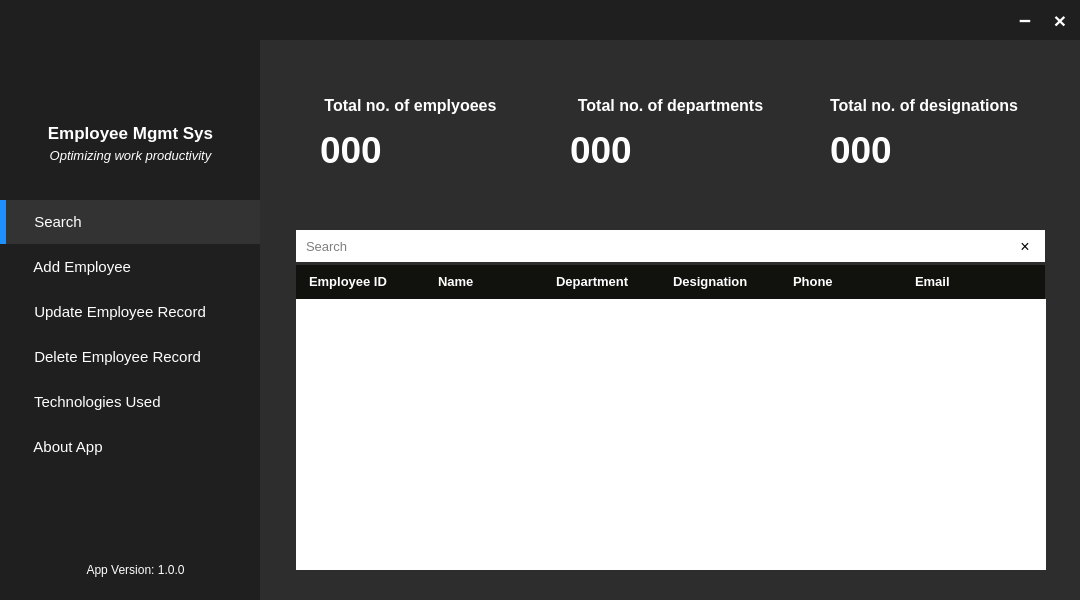
Above: Develop/qt-employee-mgmt-sys-main/mainwindow.ui from kzlk/PayrollEmployeeSystem before the change. Below: the same form after it.
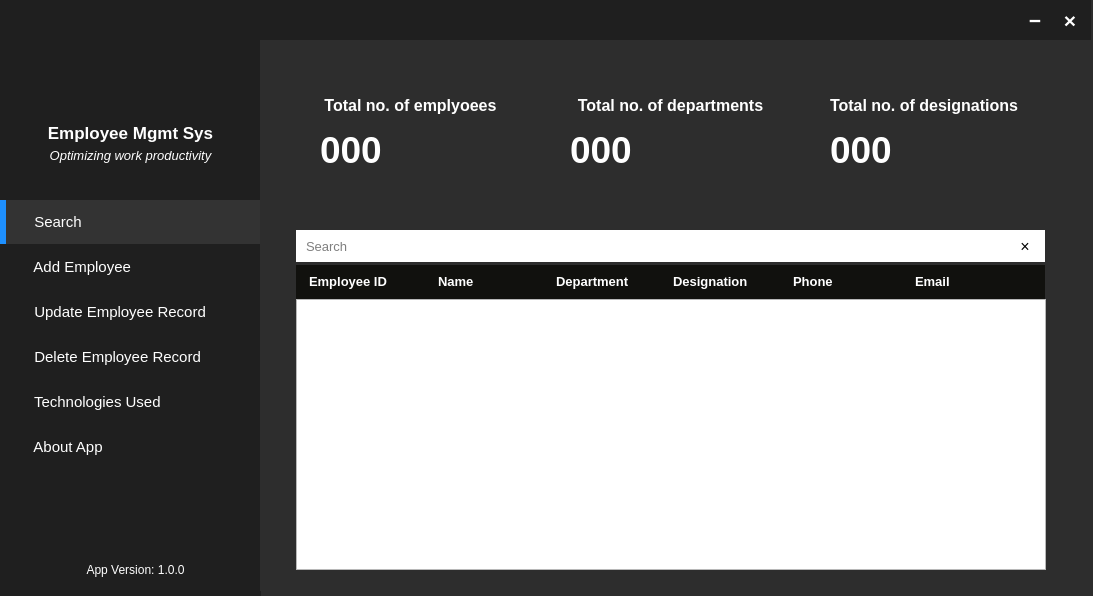
That is the form after the change. Icons and pictures are not drawn.

What changed in the file:
```diff
--- a/Develop/qt-employee-mgmt-sys-main/mainwindow.ui
+++ b/Develop/qt-employee-mgmt-sys-main/mainwindow.ui
@@ -6,8 +6,8 @@
    <rect>
     <x>0</x>
     <y>0</y>
-    <width>1080</width>
-    <height>600</height>
+    <width>1093</width>
+    <height>596</height>
    </rect>
   </property>
   <property name="windowTitle">
@@ -79,7 +79,7 @@
      <rect>
       <x>0</x>
       <y>0</y>
-      <width>260</width>
+      <width>261</width>
       <height>600</height>
      </rect>
     </property>
@@ -435,7 +435,7 @@
      <rect>
       <x>260</x>
       <y>0</y>
-      <width>821</width>
+      <width>831</width>
       <height>40</height>
      </rect>
     </property>
@@ -448,7 +448,7 @@
     <widget class="QPushButton" name="closeButton">
      <property name="geometry">
       <rect>
-       <x>780</x>
+       <x>790</x>
        <y>0</y>
        <width>40</width>
        <height>40</height>
@@ -483,7 +483,7 @@
     <widget class="QPushButton" name="minimizeButton">
      <property name="geometry">
       <rect>
-       <x>750</x>
+       <x>760</x>
        <y>0</y>
        <width>30</width>
        <height>40</height>
@@ -515,8 +515,8 @@
      <rect>
       <x>260</x>
       <y>40</y>
-      <width>820</width>
-      <height>561</height>
+      <width>831</width>
+      <height>551</height>
      </rect>
     </property>
     <property name="styleSheet">
@@ -778,79 +778,6 @@
        <string>×</string>
       </property>
      </widget>
-     <widget class="QTableView" name="tableView">
-      <property name="geometry">
-       <rect>
-        <x>36</x>
-        <y>259</y>
-        <width>750</width>
-        <height>271</height>
-       </rect>
-      </property>
-      <property name="sizePolicy">
-       <sizepolicy hsizetype="Fixed" vsizetype="Fixed">
-        <horstretch>0</horstretch>
-        <verstretch>0</verstretch>
-       </sizepolicy>
-      </property>
-      <property name="focusPolicy">
-       <enum>Qt::NoFocus</enum>
-      </property>
-      <property name="autoFillBackground">
-       <bool>false</bool>
-      </property>
-      <property name="frameShape">
-       <enum>QFrame::NoFrame</enum>
-      </property>
-      <property name="horizontalScrollBarPolicy">
-       <enum>Qt::ScrollBarAlwaysOff</enum>
-      </property>
-      <property name="sizeAdjustPolicy">
-       <enum>QAbstractScrollArea::AdjustIgnored</enum>
-      </property>
-      <property name="editTriggers">
-       <set>QAbstractItemView::NoEditTriggers</set>
-      </property>
-      <property name="tabKeyNavigation">
-       <bool>false</bool>
-      </property>
-      <property name="showDropIndicator" stdset="0">
-       <bool>false</bool>
-      </property>
-      <property name="dragDropOverwriteMode">
-       <bool>false</bool>
-      </property>
-      <property name="alternatingRowColors">
-       <bool>true</bool>
-      </property>
-      <property name="selectionMode">
-       <enum>QAbstractItemView::SingleSelection</enum>
-      </property>
-      <property name="selectionBehavior">
-       <enum>QAbstractItemView::SelectRows</enum>
-      </property>
-      <property name="textElideMode">
-       <enum>Qt::ElideNone</enum>
-      </property>
-      <property name="showGrid">
-       <bool>false</bool>
-      </property>
-      <property name="gridStyle">
-       <enum>Qt::NoPen</enum>
-      </property>
-      <property name="cornerButtonEnabled">
-       <bool>false</bool>
-      </property>
-      <attribute name="horizontalHeaderVisible">
-       <bool>false</bool>
-      </attribute>
-      <attribute name="horizontalHeaderMinimumSectionSize">
-       <number>30</number>
-      </attribute>
-      <attribute name="horizontalHeaderDefaultSectionSize">
-       <number>120</number>
-      </attribute>
-     </widget>
      <widget class="QLabel" name="label_8">
       <property name="geometry">
        <rect>
@@ -1010,6 +937,53 @@
        <string>&lt;html&gt;&lt;head/&gt;&lt;body&gt;&lt;p&gt;Email&lt;/p&gt;&lt;/body&gt;&lt;/html&gt;</string>
       </property>
      </widget>
+     <widget class="QLabel" name="label_4">
+      <property name="geometry">
+       <rect>
+        <x>36</x>
+        <y>30</y>
+        <width>238</width>
+        <height>136</height>
+       </rect>
+      </property>
+      <property name="text">
+       <string/>
+      </property>
+      <property name="pixmap">
+       <pixmap resource="resources.qrc">:/Images/empcardbg.png</pixmap>
+      </property>
+      <property name="scaledContents">
+       <bool>true</bool>
+      </property>
+     </widget>
+     <widget class="QTableWidget" name="tableWidget">
+      <property name="geometry">
+       <rect>
+        <x>36</x>
+        <y>259</y>
+        <width>750</width>
+        <height>271</height>
+       </rect>
+      </property>
+     </widget>
+     <zorder>label_4</zorder>
+     <zorder>label_5</zorder>
+     <zorder>label_6</zorder>
+     <zorder>label_7</zorder>
+     <zorder>empLabel</zorder>
+     <zorder>deptLabel</zorder>
+     <zorder>label_10</zorder>
+     <zorder>designLabel</zorder>
+     <zorder>label_12</zorder>
+     <zorder>searchTextBox</zorder>
+     <zorder>pushButton</zorder>
+     <zorder>label_8</zorder>
+     <zorder>label_21</zorder>
+     <zorder>label_22</zorder>
+     <zorder>label_23</zorder>
+     <zorder>label_24</zorder>
+     <zorder>label_25</zorder>
+     <zorder>tableWidget</zorder>
     </widget>
     <widget class="QWidget" name="attendanceWidget">
      <property name="styleSheet">
```
Left out of the diff: 40 changed lines with no effect on the pictures.
